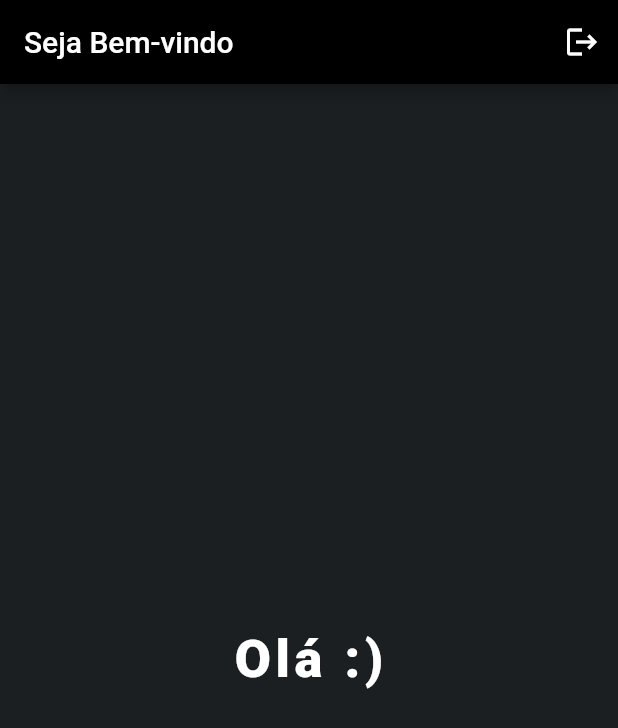
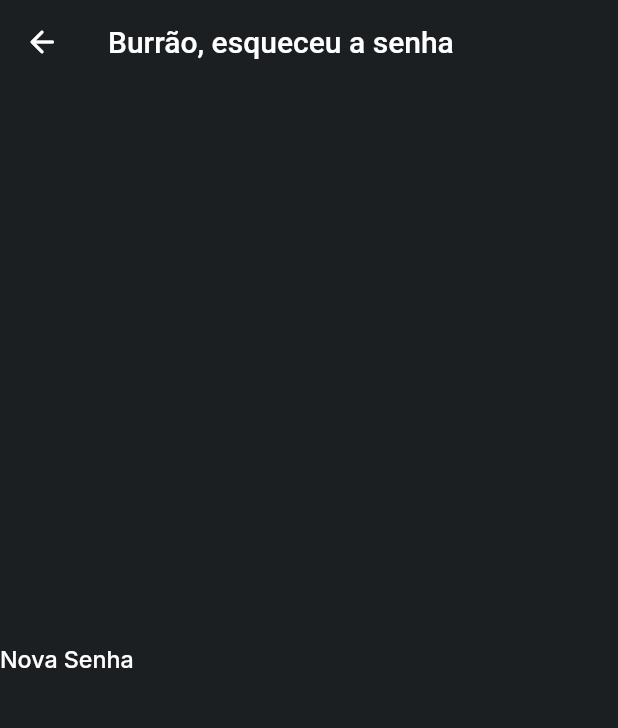
Before and after one commit to EduardoZanellaBento/flutter-application, a Flutter app: the LoginScreen screen opened by its route, after a tap on "Esqueceu sua senha?", on a phone screen of 412 x 824 dp. Shown: the top 728 px of the screen. Run offline on Flutter 3.47's test engine with Material 2 defaults, Android fonts, the phone set to English and light mode, and no system bars; our stand-ins replace cloud_firestore, firebase_auth, firebase_core, get, google_fonts; accounts and stored records are empty.

Commit message:
primeiro commit

```diff
--- a/lib/main.dart
+++ b/lib/main.dart
@@ -1,4 +1,5 @@
 import 'package:firebase_core/firebase_core.dart';
+import 'package:flutter_application_teste/screens/forgot_screen.dart';
 import 'package:flutter_application_teste/services/auth_service.dart';
 import 'firebase_options.dart';
 import 'package:flutter/material.dart';
@@ -27,6 +28,7 @@ class CalcMonstra extends StatelessWidget {
           WelcomeSreen.id: (context) => const WelcomeSreen(),
           LoginScreen.id: (context) => const LoginScreen(),
           RegisterScreen.id: (context) => const RegisterScreen(),
+          ForgotScreen.id: (context) => ForgotScreen(),
         });
   }
 }
--- /dev/null
+++ b/lib/screens/forgot_screen.dart
@@ -0,0 +1,61 @@
+import 'package:flutter/material.dart';
+import 'package:flutter/src/widgets/framework.dart';
+import 'package:google_fonts/google_fonts.dart';
+import 'package:flutter/src/widgets/placeholder.dart';
+
+class ForgotScreen extends StatefulWidget {
+  static String id = 'forgot_screen';
+  const ForgotScreen({super.key});
+
+  @override
+  State<ForgotScreen> createState() => _ForgotScreenState();
+}
+
+class _ForgotScreenState extends State<ForgotScreen> {
+  @override
+  Widget build(BuildContext context) {
+    return MaterialApp(
+      debugShowCheckedModeBanner: false,
+      home: Scaffold(
+        appBar: AppBar(
+          elevation: 0,
+          backgroundColor: const Color(0xff1C1F22),
+          title: const Text('Burrão, esqueceu a senha'),
+          leading: IconButton(
+            icon: Icon(Icons.arrow_back_rounded),
+            onPressed: () => Navigator.pop(context),
+          ),
+        ),
+        backgroundColor: const Color(0xff1C1F22),
+        body: Column(
+          children: [
+            Expanded(
+              child: Center(
+                child: SingleChildScrollView(
+                  child: Column(
+                    mainAxisAlignment: MainAxisAlignment.center,
+                    children: <Widget>[
+                      Row(
+                        mainAxisAlignment: MainAxisAlignment.start,
+                        children: [
+                          const Padding(padding: EdgeInsets.only(bottom: 30)),
+                          Text(
+                            "Nova Senha",
+                            style: GoogleFonts.inter(
+                                fontWeight: FontWeight.w500,
+                                fontSize: 15.5,
+                                color: Colors.white),
+                          ),
+                        ],
+                      ),
+                    ],
+                  ),
+                ),
+              ),
+            ),
+          ],
+        ),
+      ),
+    );
+  }
+}
--- a/lib/screens/login_screen.dart
+++ b/lib/screens/login_screen.dart
@@ -1,6 +1,7 @@
 import 'package:firebase_auth/firebase_auth.dart';
 import 'package:flutter/material.dart';
 import 'package:flutter_application_teste/components/rounded_button.dart';
+import 'package:flutter_application_teste/screens/forgot_screen.dart';
 import 'package:flutter_application_teste/screens/ola_screen.dart';
 import 'package:google_fonts/google_fonts.dart';
 import 'package:cloud_firestore/cloud_firestore.dart';
@@ -237,7 +238,7 @@ class _LoginScreenState extends State<LoginScreen> {
                             padding: EdgeInsets.fromLTRB(30, 45, 0, 10)),
                         InkWell(
                           onTap: () {
-                            Navigator.pushNamed(context, OlaScreen.id);
+                            Navigator.pushNamed(context, ForgotScreen.id);
                           },
                           child: Text(
                             "Esqueceu sua senha?",
@@ -265,8 +266,7 @@ class _LoginScreenState extends State<LoginScreen> {
                                       email: email, password: password);
                               Navigator.pushNamed(context, OlaScreen.id);
                             } on FirebaseAuthException catch (error) {
-                              String errorMessage =
-                                  'Email ou Senha incorretos.';
+                              String errorMessage = 'Email ou Senha inválidos.';
                               ScaffoldMessenger.of(context)
                                   .showSnackBar(_buildSnackBar(errorMessage));
                             }
--- a/lib/screens/register_screen.dart
+++ b/lib/screens/register_screen.dart
@@ -135,6 +135,7 @@ class _RegisterScreenState extends State<RegisterScreen> {
                           padding: const EdgeInsets.only(left: 25, right: 25),
                           child: TextFormField(
                             keyboardType: TextInputType.emailAddress,
+                            textInputAction: TextInputAction.next,
                             onChanged: (value) {
                               email = value;
                             },
@@ -184,6 +185,7 @@ class _RegisterScreenState extends State<RegisterScreen> {
                         Padding(
                           padding: const EdgeInsets.only(left: 25, right: 25),
                           child: TextFormField(
+                            textInputAction: TextInputAction.next,
                             validator: (value) {
                               if (value!.length < 6) {
                                 return 'Senha deve ter no mínimo 6 caracteres';
```
